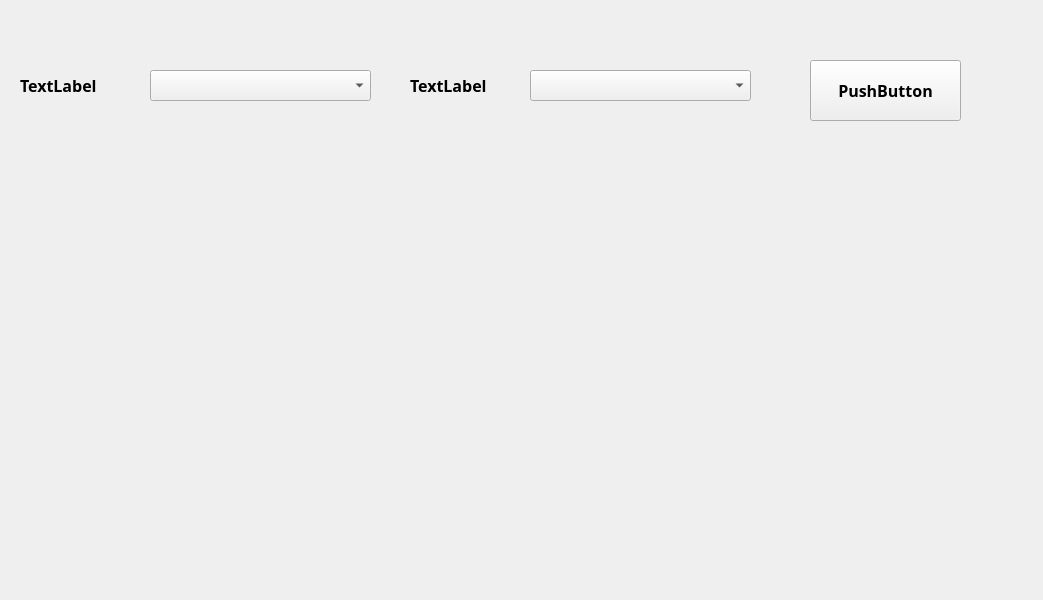
Qt form src/gui/ventana.ui (Daniel-Tomas/A-Star-algorithm-and-GUI-in-Python) before a commit.
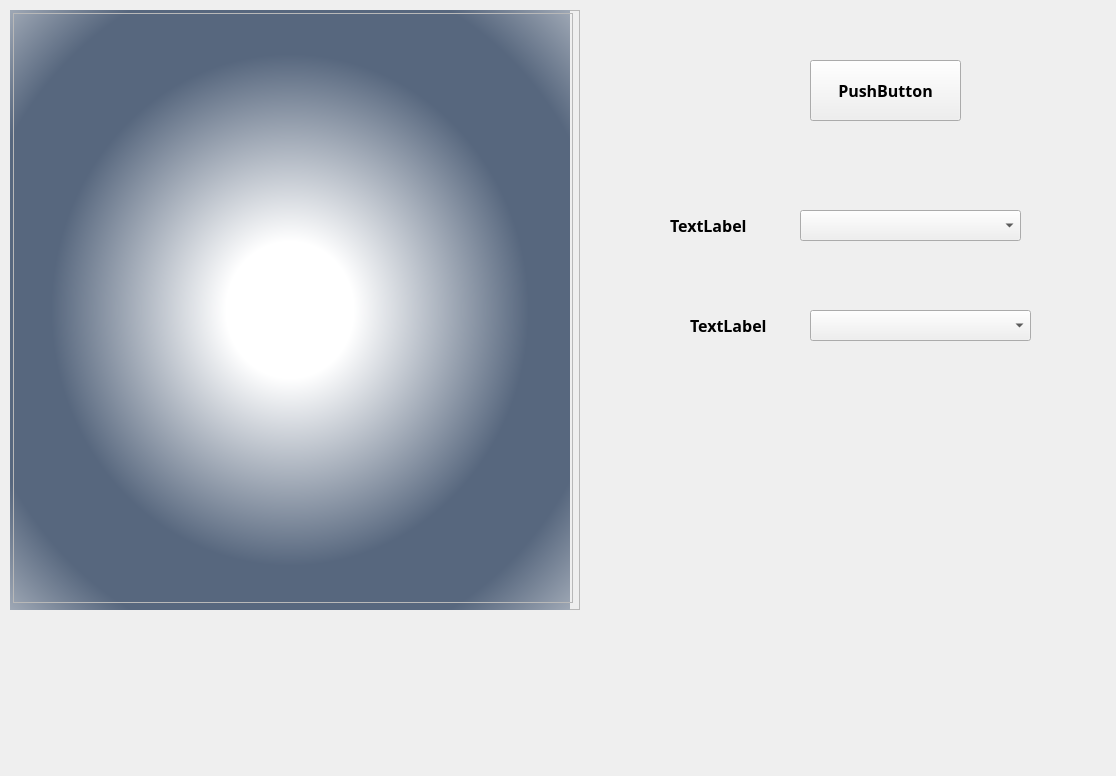
The same form after that commit. Icons and pictures are not drawn.

The edit to the form file:
```diff
--- a/src/gui/ventana.ui
+++ b/src/gui/ventana.ui
@@ -2,17 +2,26 @@
 <ui version="4.0">
  <class>MainWindow</class>
  <widget class="QMainWindow" name="MainWindow">
+  <property name="enabled">
+   <bool>true</bool>
+  </property>
   <property name="geometry">
    <rect>
     <x>0</x>
     <y>0</y>
-    <width>1043</width>
-    <height>600</height>
+    <width>1116</width>
+    <height>776</height>
    </rect>
   </property>
   <property name="windowTitle">
    <string>MainWindow</string>
   </property>
+  <property name="autoFillBackground">
+   <bool>false</bool>
+  </property>
+  <property name="styleSheet">
+   <string notr="true">border-color: qradialgradient(spread:pad, cx:0.5, cy:0.5, radius:0.5, fx:0.5, fy:0.494318, stop:0.840909 rgba(59, 64, 97, 252), stop:1 rgba(255, 255, 255, 255));</string>
+  </property>
   <widget class="QWidget" name="centralwidget">
    <widget class="QPushButton" name="pushButton">
     <property name="geometry">
@@ -38,8 +47,8 @@
    <widget class="QComboBox" name="desplegable_origen">
     <property name="geometry">
      <rect>
-      <x>150</x>
-      <y>70</y>
+      <x>800</x>
+      <y>210</y>
       <width>221</width>
       <height>31</height>
      </rect>
@@ -48,8 +57,8 @@
    <widget class="QLabel" name="label_origen">
     <property name="geometry">
      <rect>
-      <x>20</x>
-      <y>70</y>
+      <x>670</x>
+      <y>210</y>
       <width>101</width>
       <height>31</height>
      </rect>
@@ -69,8 +78,8 @@
    <widget class="QLabel" name="label_destino">
     <property name="geometry">
      <rect>
-      <x>410</x>
-      <y>70</y>
+      <x>690</x>
+      <y>310</y>
       <width>101</width>
       <height>31</height>
      </rect>
@@ -90,13 +99,87 @@
    <widget class="QComboBox" name="desplegable_destino">
     <property name="geometry">
      <rect>
-      <x>530</x>
-      <y>70</y>
+      <x>810</x>
+      <y>310</y>
       <width>221</width>
       <height>31</height>
      </rect>
     </property>
    </widget>
+   <widget class="QFrame" name="frame">
+    <property name="geometry">
+     <rect>
+      <x>10</x>
+      <y>10</y>
+      <width>570</width>
+      <height>600</height>
+     </rect>
+    </property>
+    <property name="frameShape">
+     <enum>QFrame::StyledPanel</enum>
+    </property>
+    <property name="frameShadow">
+     <enum>QFrame::Raised</enum>
+    </property>
+    <widget class="QLabel" name="metro">
+     <property name="geometry">
+      <rect>
+       <x>3</x>
+       <y>3</y>
+       <width>560</width>
+       <height>590</height>
+      </rect>
+     </property>
+     <property name="layoutDirection">
+      <enum>Qt::LeftToRight</enum>
+     </property>
+     <property name="styleSheet">
+      <string notr="true"/>
+     </property>
+     <property name="frameShape">
+      <enum>QFrame::StyledPanel</enum>
+     </property>
+     <property name="frameShadow">
+      <enum>QFrame::Raised</enum>
+     </property>
+     <property name="lineWidth">
+      <number>3</number>
+     </property>
+     <property name="midLineWidth">
+      <number>3</number>
+     </property>
+     <property name="text">
+      <string/>
+     </property>
+     <property name="pixmap">
+      <pixmap>../../image/map.png</pixmap>
+     </property>
+    </widget>
+    <widget class="QLabel" name="fondo">
+     <property name="geometry">
+      <rect>
+       <x>0</x>
+       <y>0</y>
+       <width>560</width>
+       <height>600</height>
+      </rect>
+     </property>
+     <property name="autoFillBackground">
+      <bool>false</bool>
+     </property>
+     <property name="styleSheet">
+      <string notr="true">background-color: qradialgradient(spread:reflect, cx:0.5, cy:0.5, radius:0.5, fx:0.5, fy:0.5, stop:0.227273 rgba(255, 255, 255, 255), stop:0.852273 rgba(87, 103, 126, 255));</string>
+     </property>
+     <property name="text">
+      <string/>
+     </property>
+     <property name="textFormat">
+      <enum>Qt::PlainText</enum>
+     </property>
+    </widget>
+    <zorder>fondo</zorder>
+    <zorder>metro</zorder>
+   </widget>
   </widget>
  </widget>
  <resources/>
```
Left out of the diff: 4 changed lines with no effect on the pictures.
